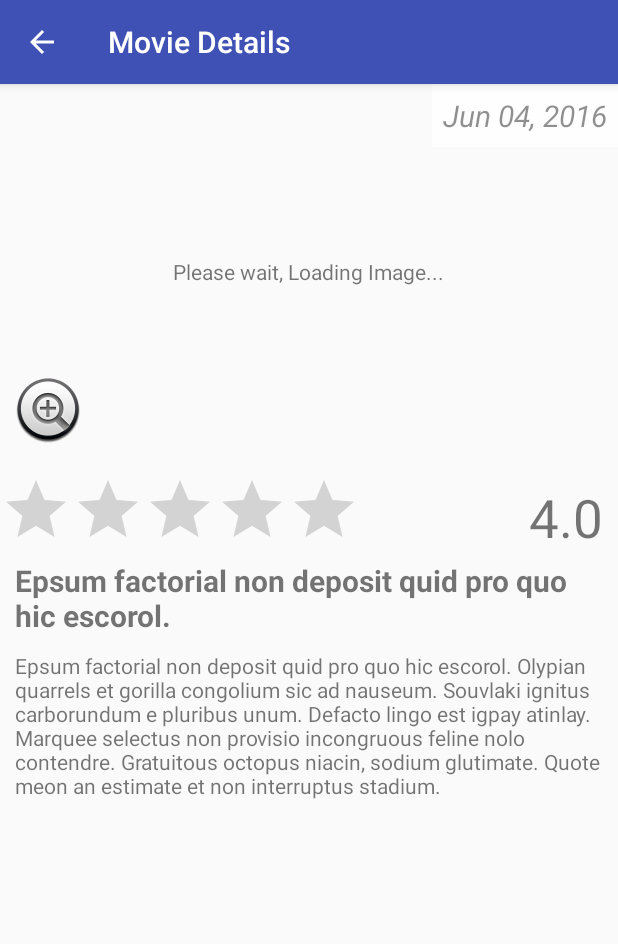
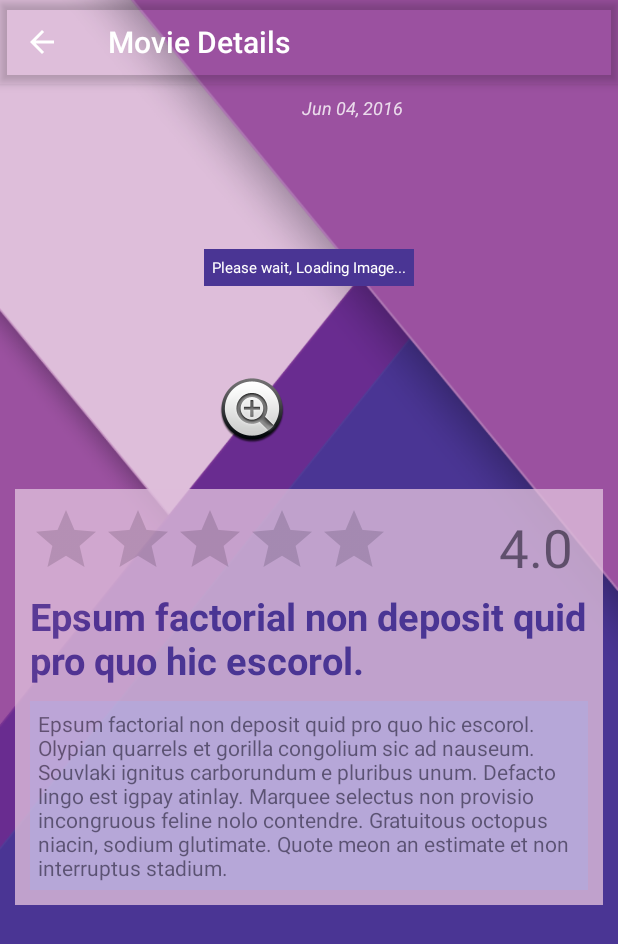
Before and after one commit to alanelias/nanodegree-android-popular-movies-v1.0, an Android app: the MovieDetails screen opened directly, with no data from a screen before it, on a phone screen of 412 x 824 dp. Shown: the top 944 px of the screen. Run offline under Robolectric (Android 15) with nearby library versions, the phone set to English and light mode, and no system bars; our stand-ins replace Picasso; pictures from the network do not load.

Commit message:
Movie Details Activity Styling

```diff
--- a/app/src/main/java/com/example/android/popularmovies/app/FetchMoviesTask.java
+++ b/app/src/main/java/com/example/android/popularmovies/app/FetchMoviesTask.java
@@ -141,6 +141,7 @@ public class FetchMoviesTask extends AsyncTask<String, Void, String[]> {
         if (params.length == 0) {
             return null;
         }
+
         HttpURLConnection urlConnection = null;
         BufferedReader reader = null;
         String moviesJsonStr = null;
--- a/app/src/main/res/layout/fragment_movie_details.xml
+++ b/app/src/main/res/layout/fragment_movie_details.xml
@@ -30,38 +30,65 @@
         android:layout_alignBottom="@+id/movie_details_image"
         android:layout_centerHorizontal="true"
         android:layout_marginBottom="115dp"
-        android:text="Please wait, Loading Image..." />
+        android:text="Please wait, Loading Image..."
+        android:textColor="#FFF"
+        android:background="#4A3594"
+        android:padding="5dp"
+        android:textSize="10dp" />
 
     <ImageView
         android:id="@+id/movie_details_image"
         android:layout_width="wrap_content"
         android:layout_height="wrap_content"
-        android:layout_alignParentEnd="true"
-        android:layout_alignParentLeft="true"
-        android:layout_alignParentRight="true"
-        android:layout_alignParentStart="true"
+        android:layout_alignEnd="@+id/movie_detials_loading_image"
         android:layout_alignParentTop="true"
+        android:layout_alignRight="@+id/movie_detials_loading_image"
+        android:layout_marginBottom="10dp"
         android:adjustViewBounds="true"
         android:cropToPadding="true"
         android:maxHeight="250dp"
         android:minHeight="250dp"
         android:scaleType="centerCrop"
-        android:layout_marginBottom="10dp" />
+        android:layout_alignLeft="@+id/movie_detials_loading_image"
+        android:layout_alignStart="@+id/movie_detials_loading_image"
+        android:minWidth="250dp" />
+
+    <ZoomButton
+        android:id="@+id/movie_details_zoomin"
+        android:layout_width="wrap_content"
+        android:layout_height="wrap_content"
+        android:layout_alignBottom="@+id/movie_details_image"
+        android:layout_alignLeft="@+id/movie_detials_loading_image"
+        android:layout_alignStart="@+id/movie_detials_loading_image"
+        android:padding="10dp"
+        android:src="@android:drawable/btn_plus" />
 
     <TextView
         android:id="@+id/movie_details_date"
         android:layout_width="wrap_content"
         android:layout_height="wrap_content"
-        android:layout_alignParentEnd="true"
-        android:layout_alignParentRight="true"
+        android:layout_alignEnd="@+id/movie_details_image"
         android:layout_alignParentTop="true"
+        android:layout_alignRight="@+id/movie_details_image"
         android:alpha="0.8"
-        android:background="#FFF"
+        android:background="#9B51A0"
         android:padding="7dp"
         android:text="Jun 04, 2016"
-        android:textSize="20dp"
+        android:textColor="#FFF"
+        android:textSize="12dp"
         android:textStyle="italic" />
 
+
+    <RelativeLayout
+        android:layout_width="match_parent"
+        android:layout_height="match_parent"
+        android:layout_below="@+id/movie_details_image"
+        android:paddingBottom="20dp"
+        android:padding="10dp"
+        android:background="#DEBDDB"
+        android:layout_margin="10dp"
+        android:paddingTop="20dp"
+        android:alpha="0.8">
 
         <RatingBar
             android:id="@+id/movie_details_rating_bar"
@@ -69,7 +96,7 @@
             android:layout_height="wrap_content"
             android:layout_alignParentLeft="true"
             android:layout_alignParentStart="true"
-        android:layout_below="@+id/movie_details_image"
+
             android:isIndicator="true"
             android:numStars="5"
             android:stepSize="0.5" />
@@ -78,13 +105,12 @@
             android:id="@+id/movie_details_rate"
             android:layout_width="wrap_content"
             android:layout_height="wrap_content"
+            android:layout_alignParentEnd="true"
+            android:layout_alignParentRight="true"
             android:paddingRight="10dp"
             android:paddingTop="5dp"
             android:text="@string/temp_movie_details_rate"
-        android:textSize="35dp"
-        android:layout_below="@+id/movie_details_image"
-        android:layout_alignParentRight="true"
-        android:layout_alignParentEnd="true" />
+            android:textSize="35dp" />
 
         <TextView
             android:id="@+id/movie_details_title"
@@ -94,10 +120,9 @@
             android:layout_alignParentStart="true"
             android:layout_below="@+id/movie_details_rating_bar"
             android:text="@string/temp_movie_details_title"
-        android:textSize="20dp"
+            android:textSize="25dp"
             android:textStyle="bold"
-        android:paddingLeft="10dp"
-        android:paddingRight="10dp" />
+            android:textColor="#4A3594" />
 
         <TextView
             android:id="@+id/movie_details_description"
@@ -106,19 +131,10 @@
             android:layout_alignParentLeft="true"
             android:layout_alignParentStart="true"
             android:layout_below="@+id/movie_details_title"
+            android:layout_marginTop="10dp"
             android:text="@string/temp_movie_details_description"
-        android:paddingLeft="10dp"
-        android:paddingRight="10dp"
-        android:layout_marginTop="10dp" />
-
-    <ZoomButton
-        android:layout_width="wrap_content"
-        android:layout_height="wrap_content"
-        android:id="@+id/movie_details_zoomin"
-        android:layout_alignBottom="@+id/movie_details_image"
-        android:layout_alignParentLeft="true"
-        android:layout_alignParentStart="true"
-        android:src="@android:drawable/btn_plus"
-        android:padding="10dp" />
+            android:background="#D1C4E9"
+            android:padding="5dp" />
+    </RelativeLayout>
 
 </RelativeLayout>
--- a/app/src/main/res/layout/fragment_popular_movies.xml
+++ b/app/src/main/res/layout/fragment_popular_movies.xml
@@ -16,4 +16,5 @@
         android:drawSelectorOnTop="false"
         android:choiceMode="singleChoice"
         android:contextClickable="false" />
+
 </RelativeLayout>
--- a/app/src/main/res/layout/movie_details.xml
+++ b/app/src/main/res/layout/movie_details.xml
@@ -22,19 +22,20 @@
     android:layout_width="match_parent"
     android:layout_height="match_parent"
     android:fitsSystemWindows="true"
-    tools:context=".MovieDetails">
+    tools:context=".MovieDetails"
+    android:background="@drawable/details_header_bg">
 
     <android.support.design.widget.AppBarLayout
         android:layout_width="match_parent"
         android:layout_height="wrap_content"
         android:theme="@style/AppTheme.AppBarOverlay"
-        android:id="@+id/view">
+        android:id="@+id/view"
+        android:background="#00ffffff">
 
         <android.support.v7.widget.Toolbar
             android:id="@+id/toolbar"
             android:layout_width="match_parent"
             android:layout_height="?attr/actionBarSize"
-            android:background="?attr/colorPrimary"
             app:popupTheme="@style/AppTheme.PopupOverlay" />
 
     </android.support.design.widget.AppBarLayout>
--- a/app/src/main/res/layout/movie_grid_row.xml
+++ b/app/src/main/res/layout/movie_grid_row.xml
@@ -24,7 +24,7 @@
         android:layout_alignParentLeft="true"
         android:layout_alignParentStart="true"
         android:layout_alignParentTop="true"
-        android:minHeight="200dp"
+        android:minHeight="250dp"
         android:scaleType="centerCrop"
         android:src="@android:drawable/sym_def_app_icon" />
 
```
Also changed, not shown: app/src/main/res/drawable/details_header_bg.png (added). Lines whose indentation alone changed are shown as unchanged.
